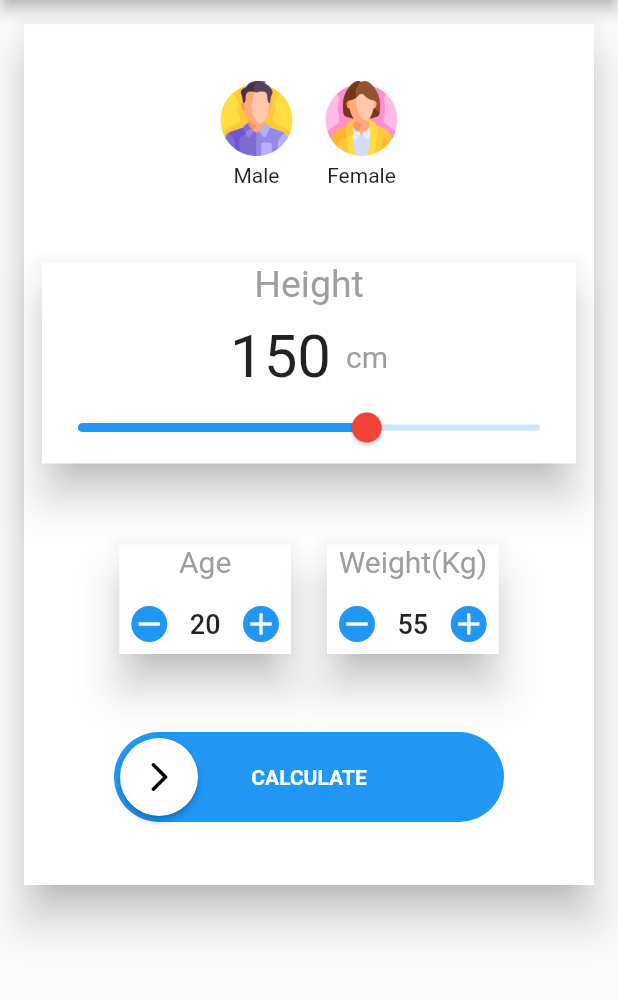
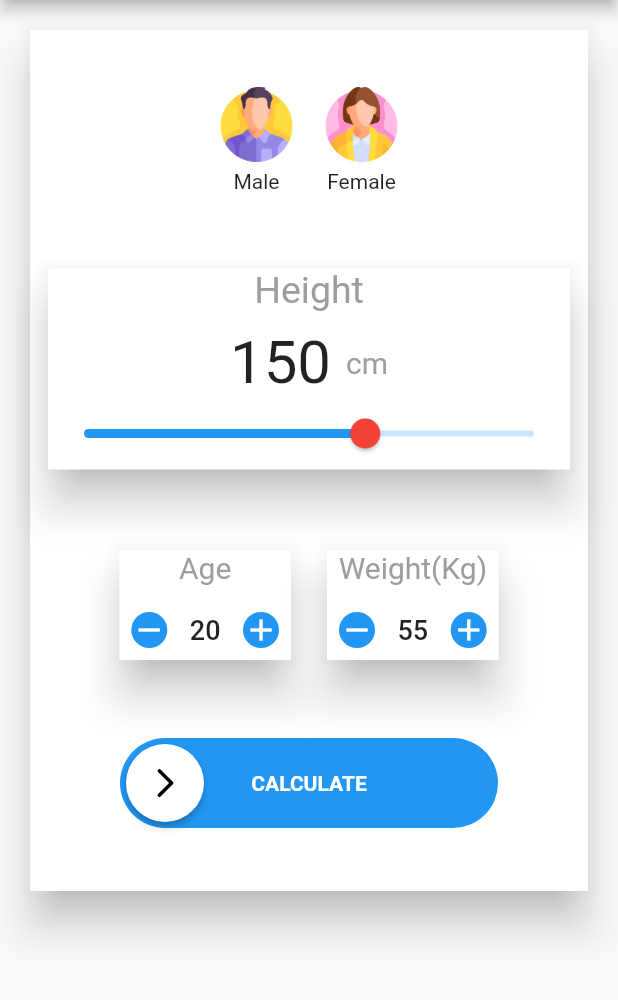
Before and after one commit to marufahmedofficial/bmi_calculator_flutter, a Flutter app: the screen it shows after launch, on a phone screen of 412 x 824 dp, the part 84-1084 px from its top. Run offline on Flutter 3.47's test engine with Material 2 defaults, Android fonts, the phone set to English and light mode, and no system bars; drawn by our look-alikes of swipeable_button_view; our stand-ins replace page_transition, share_plus; missing offline and left inert: flutter_3d_choice_chip, pretty_gauge.

Commit message:
initial commit

```diff
--- a/lib/pages/home.dart
+++ b/lib/pages/home.dart
@@ -31,7 +31,9 @@ class HomeScreenBMIState extends State<HomeScreenBMI> {
           centerTitle: true,
           title: const Text("BMI Calculator"),
         ),
-        body: SingleChildScrollView(
+        body: Padding(
+          padding: const EdgeInsets.all(4.0),
+          child: SingleChildScrollView(
             child: Container(
               padding: const EdgeInsets.all(12),
               child: Card(
@@ -123,6 +125,7 @@ class HomeScreenBMIState extends State<HomeScreenBMI> {
                 ),
               ),
             ),
+          ),
         ));
   }
 
```
Also changed, not shown: 1 other file. Lines whose indentation alone changed are shown as unchanged.
